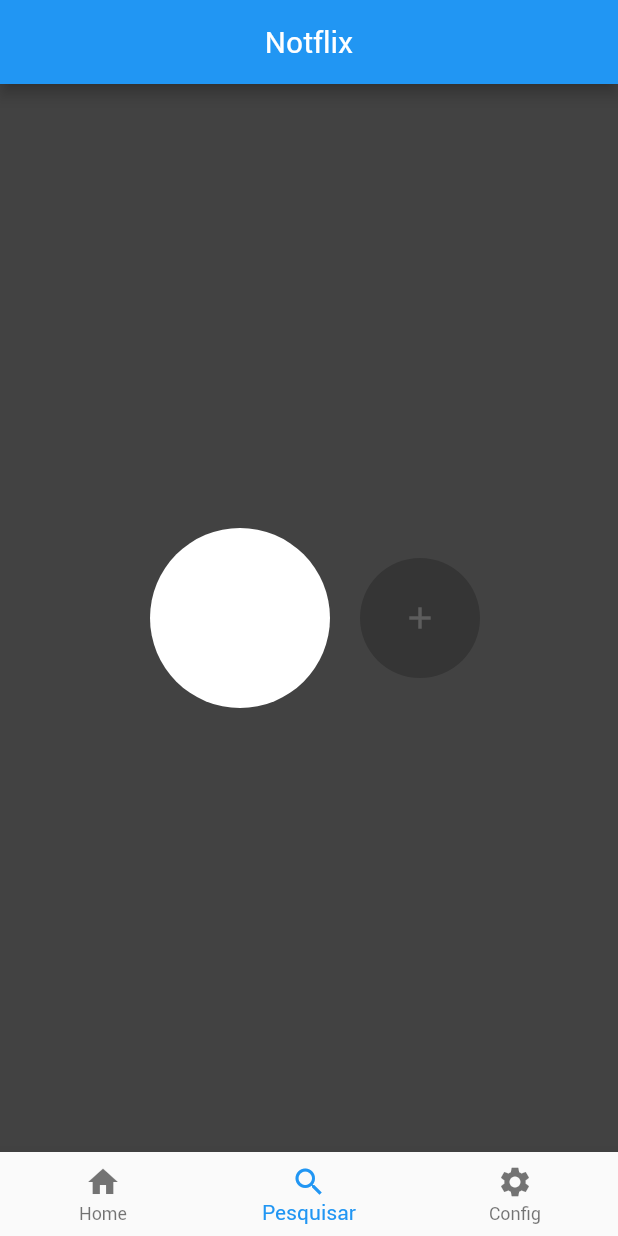
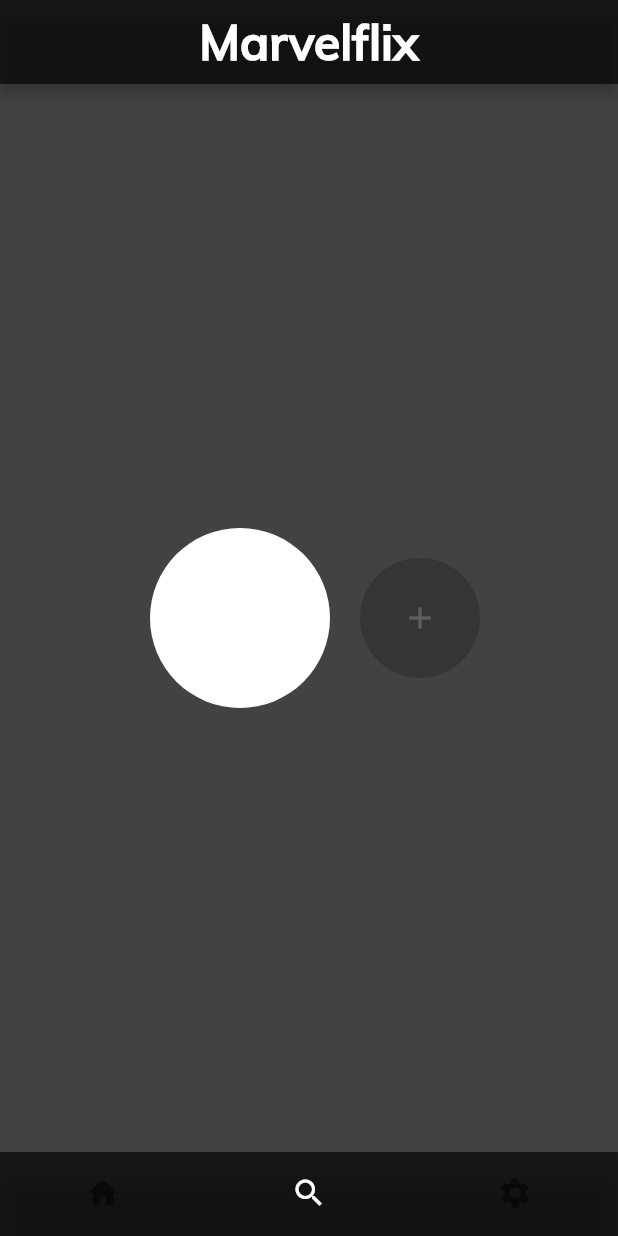
Before and after one commit to brunodeev/marvel_app, a Flutter app: the screen it shows after launch, item 2 of the bottom bar chosen, on a phone screen of 412 x 824 dp. Run offline on Flutter 3.47's test engine with Material 2 defaults, Android fonts, the phone set to English and light mode, and no system bars; network calls fail.

Commit message:
commit -m "Melhoria no design do app"

```diff
--- a/lib/pages/main_page.dart
+++ b/lib/pages/main_page.dart
@@ -22,15 +22,25 @@ class _MainPageState extends State<MainPage> {
   Widget build(BuildContext context) {
     return Scaffold(
       appBar: AppBar(
+          backgroundColor: Colors.black.withOpacity(0.9),
           title: const Center(
-        child: Text(
-          'Notflix',
-        ),
-      )),
+            child: Text(
+              'Marvelflix',
+              style: TextStyle(
+                fontSize: 32,
+                fontFamily: 'Muli',
+                fontWeight: FontWeight.w800,
+              ),
+            ),
+          )),
       body: SafeArea(
         child: _pages.elementAt(_selectedIndex),
       ),
       bottomNavigationBar: BottomNavigationBar(
+        backgroundColor: Colors.black.withOpacity(0.9),
+        selectedItemColor: Colors.white,
+        showSelectedLabels: false,
+        showUnselectedLabels: false,
         items: const <BottomNavigationBarItem>[
           BottomNavigationBarItem(icon: Icon(Icons.home), label: 'Home'),
           BottomNavigationBarItem(icon: Icon(Icons.search), label: 'Pesquisar'),
--- a/lib/pages/movies_page.dart
+++ b/lib/pages/movies_page.dart
@@ -9,6 +9,7 @@ class MoviesPage extends StatelessWidget {
   @override
   Widget build(BuildContext context) {
     return Scaffold(
+      backgroundColor: Colors.black.withOpacity(0.83),
       body: ListView(
         scrollDirection: Axis.horizontal,
         children: <Widget>[
```
